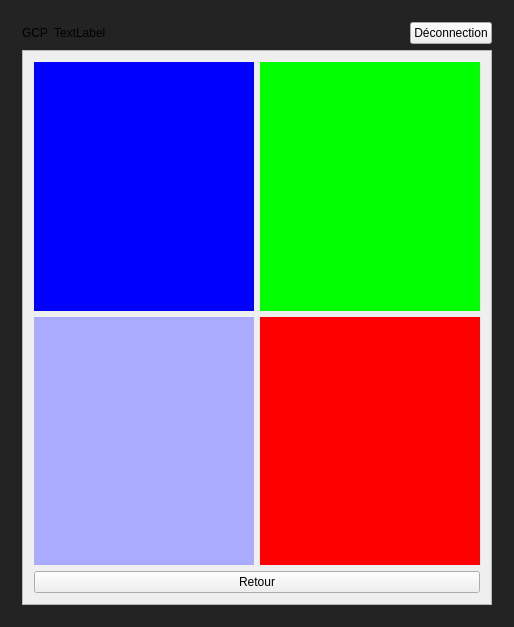
Above: Qt_main/Qt_main.ui from GMorelle-2412/GCP_C before the change. Below: the same form after it.
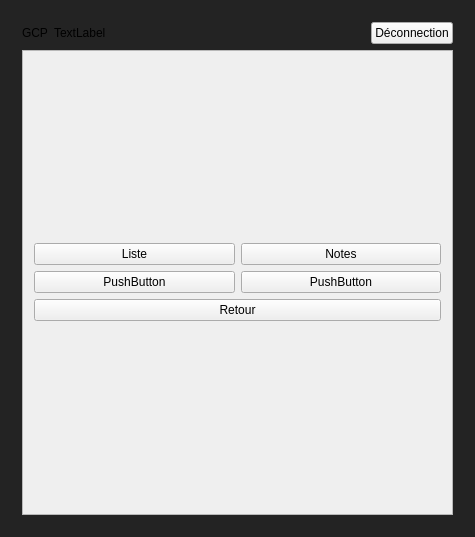
That is the form after the change. The open tabs and pages were chosen to show the change.

```diff
--- a/Qt_main/Qt_main.ui
+++ b/Qt_main/Qt_main.ui
@@ -6,8 +6,8 @@
    <rect>
     <x>0</x>
     <y>0</y>
-    <width>514</width>
-    <height>627</height>
+    <width>475</width>
+    <height>537</height>
    </rect>
   </property>
   <property name="windowTitle">
@@ -680,8 +680,8 @@
               <rect>
                <x>0</x>
                <y>0</y>
-               <width>474</width>
-               <height>553</height>
+               <width>435</width>
+               <height>466</height>
               </rect>
              </property>
              <layout class="QGridLayout" name="gridLayout_14">
@@ -692,24 +692,19 @@
                   <item>
                    <layout class="QHBoxLayout" name="horizontalLayout_3">
                     <item>
-                     <widget class="QWidget" name="widget_2" native="true">
-                      <property name="layoutDirection">
-                       <enum>Qt::LayoutDirection::LeftToRight</enum>
+                     <widget class="QPushButton" name="pushButton_19">
+                      <property name="contextMenuPolicy">
+                       <enum>Qt::NoContextMenu</enum>
                       </property>
-                      <property name="styleSheet">
-                       <string notr="true">#widget_2{
-	background-color: rgb(0, 0, 255);
-}</string>
+                      <property name="text">
+                       <string>Liste</string>
                       </property>
                      </widget>
                     </item>
                     <item>
-                     <widget class="QWidget" name="widget" native="true">
-                      <property name="styleSheet">
-                       <string notr="true">#widget{
-	
-	background-color: rgb(0, 255, 0);
-}</string>
+                     <widget class="QPushButton" name="pushButton_18">
+                      <property name="text">
+                       <string>Notes</string>
                       </property>
                      </widget>
                     </item>
@@ -718,28 +713,16 @@
                   <item>
                    <layout class="QHBoxLayout" name="horizontalLayout_6">
                     <item>
-                     <widget class="QWidget" name="widget_4" native="true">
-                      <property name="styleSheet">
-                       <string notr="true">#widget_4{
-	
-	background-color: rgb(170, 170, 255);
-}</string>
+                     <widget class="QPushButton" name="pushButton_21">
+                      <property name="text">
+                       <string>PushButton</string>
                       </property>
                      </widget>
                     </item>
                     <item>
-                     <widget class="QWidget" name="widget_3" native="true">
-                      <property name="accessibleName">
-                       <string/>
-                      </property>
-                      <property name="layoutDirection">
-                       <enum>Qt::LayoutDirection::LeftToRight</enum>
-                      </property>
-                      <property name="styleSheet">
-                       <string notr="true">#widget_3{
-	
-	background-color: rgb(255, 0, 0);
-}</string>
+                     <widget class="QPushButton" name="pushButton_20">
+                      <property name="text">
+                       <string>PushButton</string>
                       </property>
                      </widget>
                     </item>
@@ -747,15 +730,15 @@
                   </item>
                  </layout>
                 </item>
+                <item>
+                 <widget class="QPushButton" name="pushButton_16">
+                  <property name="text">
+                   <string>Retour</string>
+                  </property>
+                 </widget>
+                </item>
                </layout>
               </item>
-              <item row="1" column="0">
-               <widget class="QPushButton" name="pushButton_16">
-                <property name="text">
-                 <string>Retour</string>
-                </property>
-               </widget>
-              </item>
              </layout>
             </widget>
            </widget>
```
Left out of the diff: 86 changed lines with no effect on the pictures.
